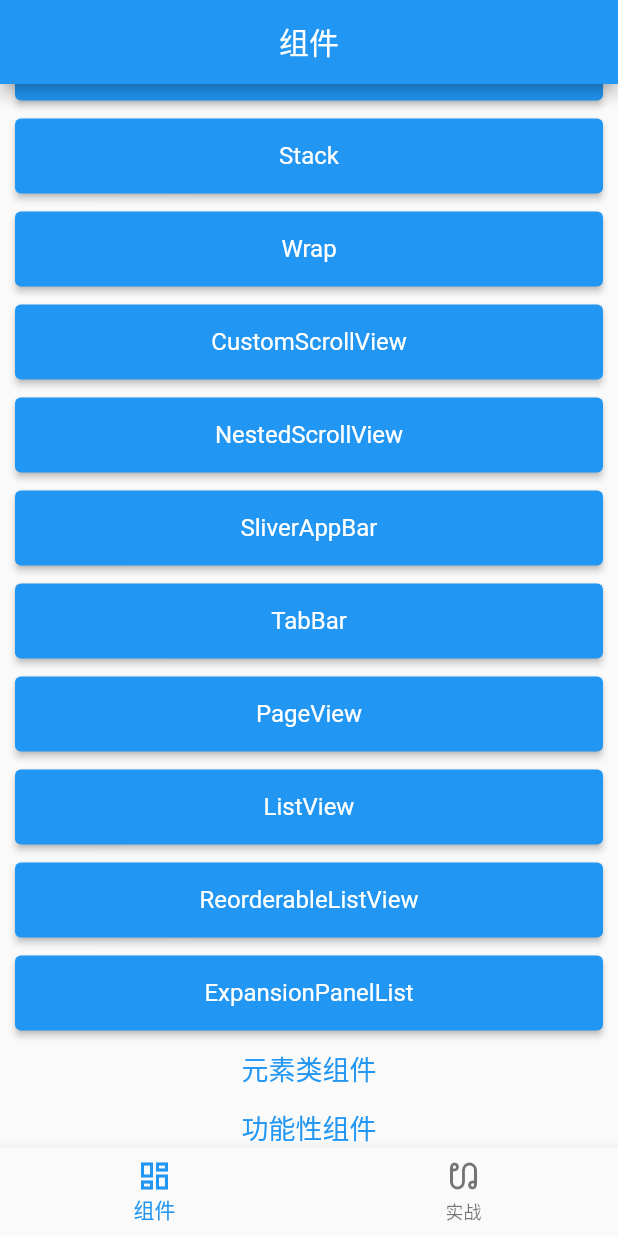
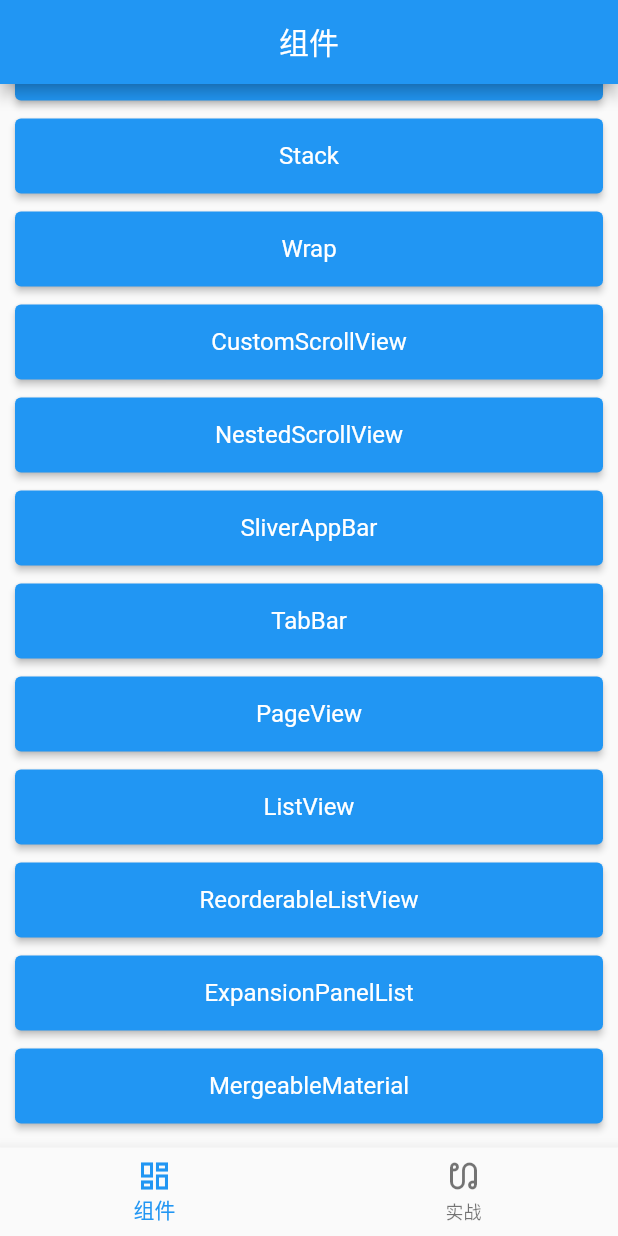
Before and after one commit to xuzhb24/basic_project, a Flutter app: the screen it shows after launch, scrolled down 214 dp, on a phone screen of 412 x 824 dp. Run offline on Flutter 3.47's test engine with Material 2 defaults, Android fonts, the phone set to English and light mode, and no system bars.

Commit message:
【组件】MergeableMaterial添加

```diff
--- a/lib/func/router_table.dart
+++ b/lib/func/router_table.dart
@@ -5,6 +5,7 @@ import '../ui/widget_container.dart';
 
 ///页面跳转管理
 class RouterTable {
+  static String div = '\$';
   static String notFound = '404'; //404页面，缺省页
   static String container = 'Container';
   static String box = 'Box';
@@ -13,22 +14,26 @@ class RouterTable {
   static String wrap = 'Wrap';
   static String customScrollView = 'CustomScrollView';
   static String nestedScrollView = 'NestedScrollView';
-  static String nestedScrollView1 = '滚动隐藏AppBar';
-  static String nestedScrollView2 = 'SliverAppBar展开折叠';
-  static String nestedScrollView3 = '与TabBar配合使用';
+  static String nestedScrollView1 = 'NestedScrollView$div滚动隐藏AppBar';
+  static String nestedScrollView2 = 'NestedScrollView${div}SliverAppBar展开折叠';
+  static String nestedScrollView3 = 'NestedScrollView$div与TabBar配合使用';
   static String sliverAppBar = 'SliverAppBar';
   static String tabBar = 'TabBar';
   static String pageView = 'PageView';
-  static String pageView1 = '基础用法';
-  static String pageView2 = '无限滚动';
-  static String pageView3 = '实现指示器';
-  static String pageView4 = '切换动画';
+  static String pageView1 = 'PageView$div基础用法';
+  static String pageView2 = 'PageView$div无限滚动';
+  static String pageView3 = 'PageView$div实现指示器';
+  static String pageView4 = 'PageView$div切换动画';
   static String listView = 'ListView';
-  static String listView1 = '数据较少时一次加载';
-  static String listView2 = 'ListView.builder';
-  static String listView3 = 'ListView.separated';
+  static String listView1 = 'ListView$div数据较少时一次加载';
+  static String listView2 = 'ListView${div}ListView.builder';
+  static String listView3 = 'ListView${div}ListView.separated';
   static String reorderableListView = 'ReorderableListView';
   static String expansionPanelList = 'ExpansionPanelList';
+  static String mergeableMaterial = 'MergeableMaterial';
+  static String mergeableMaterial1 = 'MergeableMaterial$div基础用法';
+  static String mergeableMaterial2 =
+      'MergeableMaterial$div实现ExpansionPanelList效果';
 
   static Map<String, WidgetBuilder> routerTables = {
     notFound: (context) => const NotFoundPage(),
@@ -42,25 +47,31 @@ class RouterTable {
     nestedScrollView: (context) =>
         NestedScrollViewPage(title: nestedScrollView),
     nestedScrollView1: (context) =>
-        NestedScrollViewPage1(title: nestedScrollView1),
+        NestedScrollViewPage1(title: pickTitle(nestedScrollView1)),
     nestedScrollView2: (context) =>
-        NestedScrollViewPage2(title: nestedScrollView2),
+        NestedScrollViewPage2(title: pickTitle(nestedScrollView1)),
     // nestedScrollView3: (context) => NestedScrollViewPage3(title: '与TabBar配合使用'),
     sliverAppBar: (context) => SliverAppBarPage(title: sliverAppBar),
     tabBar: (context) => TabBarPage(title: tabBar),
     pageView: (context) => PageViewPage(title: pageView),
-    pageView1: (context) => PageViewPage1(title: pageView1),
-    pageView2: (context) => PageViewPage2(title: pageView2),
-    pageView3: (context) => PageViewPage3(title: pageView3),
-    pageView4: (context) => PageViewPage4(title: pageView4),
+    pageView1: (context) => PageViewPage1(title: pickTitle(pageView1)),
+    pageView2: (context) => PageViewPage2(title: pickTitle(pageView2)),
+    pageView3: (context) => PageViewPage3(title: pickTitle(pageView3)),
+    pageView4: (context) => PageViewPage4(title: pickTitle(pageView4)),
     listView: (context) => ListViewPage(title: listView),
-    listView1: (context) => ListViewPage1(title: listView1),
-    listView2: (context) => ListViewPage2(title: listView2),
-    listView3: (context) => ListViewPage3(title: listView3),
+    listView1: (context) => ListViewPage1(title: pickTitle(listView1)),
+    listView2: (context) => ListViewPage2(title: pickTitle(listView2)),
+    listView3: (context) => ListViewPage3(title: pickTitle(listView3)),
     reorderableListView: (context) =>
         ReorderableListViewPage(title: reorderableListView),
     expansionPanelList: (context) =>
         ExpansionPanelListPage(title: expansionPanelList),
+    mergeableMaterial: (context) =>
+        MergeableMaterialPage(title: mergeableMaterial),
+    mergeableMaterial1: (context) =>
+        MergeableMaterialPage1(title: pickTitle(mergeableMaterial1)),
+    mergeableMaterial2: (context) =>
+        MergeableMaterialPage2(title: pickTitle(mergeableMaterial2)),
   };
 
   ///路由拦截
@@ -75,6 +86,14 @@ class RouterTable {
         return routerTables[name]!(context);
       },
     );
+  }
+
+  ///提取字符串中$后面的字符，如PageView$基础用法只会显示基础用法
+  static String pickTitle(String text) {
+    if (text.contains(div)) {
+      return text.substring(text.indexOf(div) + 1);
+    }
+    return text;
   }
 }
 
--- a/lib/ui/base.dart
+++ b/lib/ui/base.dart
@@ -1,3 +1,4 @@
+import 'package:basic_project/func/router_table.dart';
 import 'package:flutter/material.dart';
 
 abstract class BaseStatelessWidget extends StatelessWidget {
@@ -51,8 +52,8 @@ Widget ListLayout({
                       textStyle: MaterialStateProperty.all(
                           const TextStyle(fontSize: 16)),
                     ),
-                    child: Text(
-                        hasDesc ? widgetDescList[index] : widgetList[index]),
+                    child: Text(RouterTable.pickTitle(
+                        hasDesc ? widgetDescList[index] : widgetList[index])),
                   ),
           );
         },
--- a/lib/ui/widget.dart
+++ b/lib/ui/widget.dart
@@ -22,6 +22,7 @@ class WidgetPage extends StatelessWidget {
     RouterTable.listView,
     RouterTable.reorderableListView,
     RouterTable.expansionPanelList,
+    RouterTable.mergeableMaterial,
     '元素类组件',
     '功能性组件',
   ];
```
Also changed, not shown: lib/ui/widget_container.dart (+115 -0 lines).
